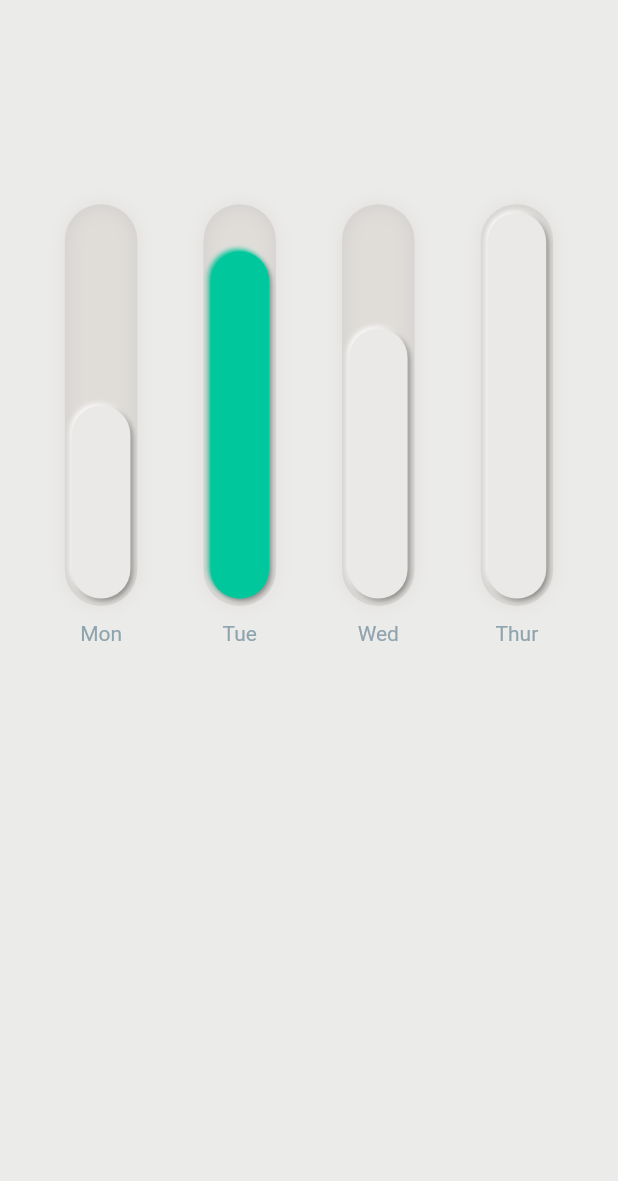
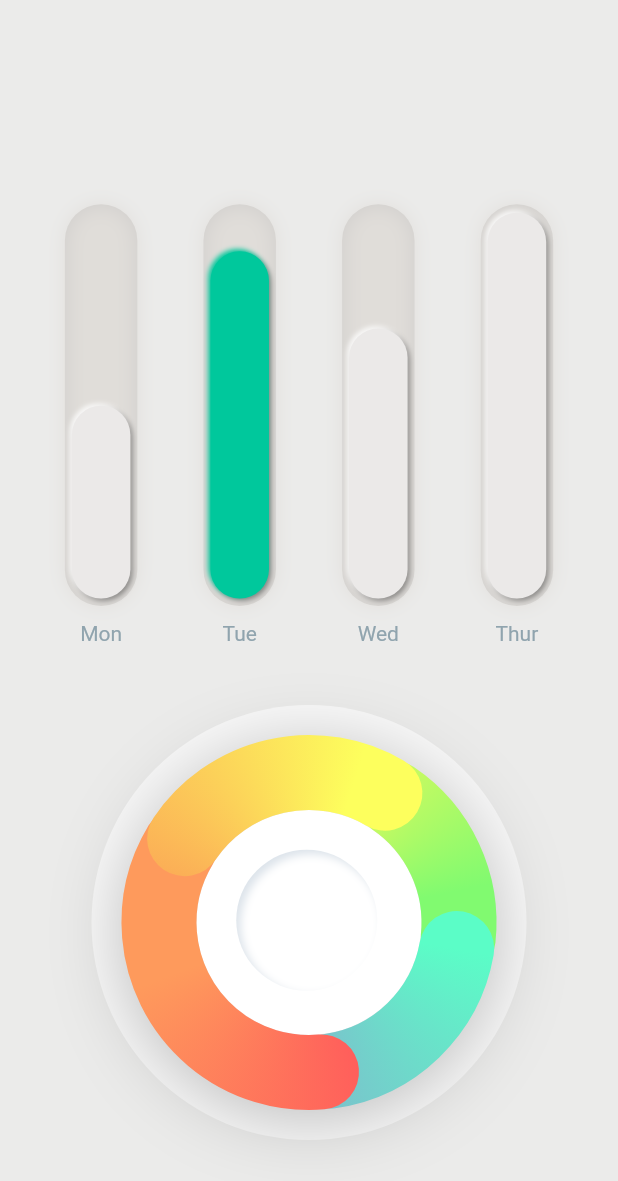
Before and after one commit to happyharis/neumorphic, a Flutter app: the screen it shows after launch, on a phone screen of 412 x 824 dp. Shown: the top 1181 px of the screen. Run offline on Flutter 3.47's test engine with Material 2 defaults, Android fonts, the phone set to English and light mode, and no system bars.

Commit message:
✨ Add neumorphic pie

```diff
--- a/lib/main.dart
+++ b/lib/main.dart
@@ -1,5 +1,6 @@
 import 'package:flutter/material.dart';
 import 'package:neumorphism_web/neumorphic_bar.dart';
+import 'package:neumorphism_web/neumorphic_pie/neumorphic_pie.dart';
 
 void main() => runApp(MyApp());
 
@@ -7,11 +8,12 @@ class MyApp extends StatelessWidget {
   @override
   Widget build(BuildContext context) {
     return MaterialApp(
-      title: 'Neumorphic Bar',
+      title: 'Neumorphic Widgets',
       theme: ThemeData(
         primarySwatch: Colors.blue,
       ),
       home: MyHomePage(),
+      // home: GradientArcPainterDemo(),
     );
   }
 }
@@ -28,7 +30,26 @@ class _MyHomePageState extends State<MyHomePage> {
   Widget build(BuildContext context) {
     return Scaffold(
       backgroundColor: backgroundColor,
-      body: Row(
+      body: Column(
+        mainAxisSize: MainAxisSize.min,
+        children: <Widget>[
+          BarDays(),
+          SizedBox(height: 40),
+          NeumorphicPie(),
+        ],
+      ),
+    );
+  }
+}
+
+class BarDays extends StatelessWidget {
+  const BarDays({
+    Key key,
+  }) : super(key: key);
+
+  @override
+  Widget build(BuildContext context) {
+    return Row(
       mainAxisAlignment: MainAxisAlignment.spaceEvenly,
       children: <Widget>[
         NeumorphicBar(
@@ -57,7 +78,6 @@ class _MyHomePageState extends State<MyHomePage> {
           text: 'Thur',
         ),
       ],
-      ),
     );
   }
 }
--- a/lib/neumorphic_pie.dart
+++ b/lib/neumorphic_pie/middle_ring.dart
@@ -1,16 +1,16 @@
 import 'package:flutter/material.dart';
-import 'package:neumorphism_web/neumorphic_bar.dart';
+import 'package:neumorphism_web/neumorphic_pie/neumorphic_pie.dart';
 
-const num pieWidth = 400;
+class MiddleRing extends StatelessWidget {
+  final num pieWidth;
 
-class NeumorphicPie extends StatelessWidget {
+  const MiddleRing({Key key, @required this.pieWidth}) : super(key: key);
   @override
   Widget build(BuildContext context) {
     return Container(
       width: pieWidth,
       height: pieWidth,
       decoration: BoxDecoration(
-        color: exteriorShadow,
         borderRadius: BorderRadius.all(
           Radius.circular(pieWidth / 2),
         ),
@@ -41,7 +41,7 @@ class NeumorphicPie extends StatelessWidget {
                 ),
                 boxShadow: [
                   BoxShadow(
-                    offset: Offset(-2.5, -2.5),
+                    offset: Offset(-1.5, -1.5),
                     color: shadowColor,
                     spreadRadius: 2.0,
                     // blurRadius: 0,
@@ -49,7 +49,7 @@ class NeumorphicPie extends StatelessWidget {
                   BoxShadow(
                     offset: Offset(1.5, 1.5),
                     color: Colors.white,
-                    // spreadRadius: 2.0,
+                    spreadRadius: 2.0,
                     blurRadius: 4,
                   )
                 ],
@@ -61,6 +61,3 @@ class NeumorphicPie extends StatelessWidget {
     );
   }
 }
-
-final innerColor = Color.fromRGBO(233, 242, 249, 1);
-final shadowColor = Color.fromRGBO(220, 227, 234, 1);
--- /dev/null
+++ b/lib/neumorphic_pie/neumorphic_pie.dart
@@ -0,0 +1,120 @@
+import 'dart:math';
+import 'dart:ui';
+
+import 'package:flutter/material.dart';
+import 'package:neumorphism_web/neumorphic_pie/middle_ring.dart';
+import 'package:neumorphism_web/neumorphic_pie/progress_rings.dart';
+
+class NeumorphicPie extends StatelessWidget {
+  @override
+  Widget build(BuildContext context) {
+    return Container(
+      height: 290.0,
+      width: 290.0,
+      decoration: BoxDecoration(
+        shape: BoxShape.circle,
+        color: Colors.white70,
+      ),
+      child: Center(
+        child: Container(
+          height: 200.0,
+          width: 200.0,
+          decoration: BoxDecoration(
+            shape: BoxShape.circle,
+            boxShadow: [
+              BoxShadow(
+                color: Colors.grey.withOpacity(0.8),
+                spreadRadius: 20,
+                blurRadius: 45,
+                offset: Offset(0, 7), // changes position of shadow
+              ),
+            ],
+          ),
+          child: Stack(
+            children: <Widget>[
+              Center(
+                  child: MiddleRing(
+                pieWidth: 300.0,
+              )),
+              Transform.rotate(
+                angle: pi * 1.6,
+                child: CustomPaint(
+                  child: Center(),
+                  painter: ProgressRings(
+                    completedPercentage: 0.65,
+                    circleWidth: 50.0,
+                    gradient: greenGradient,
+                    gradientStartAngle: 0.0,
+                    gradientEndAngle: pi / 3,
+                    progressStartAngle: 1.85,
+                    lengthToRemove: 3,
+                  ),
+                ),
+              ),
+              Transform.rotate(
+                angle: pi / 1.8,
+                child: CustomPaint(
+                  child: Center(),
+                  painter: ProgressRings(
+                    completedPercentage: 0.20,
+                    circleWidth: 50.0,
+                    gradient: turqoiseGradient,
+                  ),
+                ),
+              ),
+              Transform.rotate(
+                angle: pi / 2.6,
+                child: CustomPaint(
+                  child: Center(),
+                  painter: ProgressRings(
+                    completedPercentage: 0.35,
+                    circleWidth: 50.0,
+                    gradient: redGradient,
+                    gradientStartAngle: 0.0,
+                    gradientEndAngle: pi / 2,
+                    progressStartAngle: 1.85,
+                  ),
+                ),
+              ),
+              Transform.rotate(
+                angle: pi * 1.1,
+                child: CustomPaint(
+                  child: Center(),
+                  painter: ProgressRings(
+                    completedPercentage: 0.24,
+                    circleWidth: 50.0,
+                    gradient: orangeGradient,
+                    gradientStartAngle: 0.0,
+                    gradientEndAngle: pi / 2,
+                    progressStartAngle: 1.85,
+                  ),
+                ),
+              ),
+            ],
+          ),
+        ),
+      ),
+    );
+  }
+}
+
+final innerColor = Color.fromRGBO(233, 242, 249, 1);
+final shadowColor = Color.fromRGBO(220, 227, 234, 1);
+
+const greenGradient = [
+  Color.fromRGBO(223, 250, 92, 1),
+  Color.fromRGBO(129, 250, 112, 1)
+];
+const turqoiseGradient = [
+  Color.fromRGBO(91, 253, 199, 1),
+  Color.fromRGBO(129, 182, 205, 1)
+];
+
+const redGradient = [
+  Color.fromRGBO(255, 93, 91, 1),
+  Color.fromRGBO(254, 154, 92, 1),
+];
+const orangeGradient = [
+  Color.fromRGBO(251, 173, 86, 1),
+  Color.fromRGBO(253, 255, 93, 1),
+];
--- /dev/null
+++ b/lib/neumorphic_pie/progress_rings.dart
@@ -0,0 +1,64 @@
+import 'dart:math';
+
+import 'package:flutter/material.dart';
+
+class ProgressRings extends CustomPainter {
+  /// From 0.0 to 1.0
+  final double completedPercentage;
+  final double circleWidth;
+  final List<Color> gradient;
+  final num gradientStartAngle;
+  final num gradientEndAngle;
+  final double progressStartAngle;
+  final double lengthToRemove;
+
+  ProgressRings({
+    this.completedPercentage,
+    this.circleWidth,
+    this.gradient,
+    this.gradientStartAngle = 3 * pi / 2,
+    this.gradientEndAngle = 4 * pi / 2,
+    this.progressStartAngle = 0,
+    this.lengthToRemove = 0,
+  });
+
+  @override
+  void paint(Canvas canvas, Size size) {
+    Offset center = Offset(size.width / 2, size.height / 2);
+    double radius = min(size.width / 2, size.height / 2);
+
+    double arcAngle = 2 * pi * (completedPercentage);
+
+    Rect boundingSquare = Rect.fromCircle(center: center, radius: radius);
+
+    paint(List<Color> colors,
+        {double startAngle = 0.0, double endAngle = pi * 2}) {
+      final Gradient gradient = SweepGradient(
+        startAngle: startAngle,
+        endAngle: endAngle,
+        colors: colors,
+      );
+
+      return Paint()
+        ..strokeCap = StrokeCap.round
+        ..style = PaintingStyle.stroke
+        ..strokeWidth = circleWidth
+        ..shader = gradient.createShader(boundingSquare);
+    }
+
+    canvas.drawArc(
+      boundingSquare,
+      -pi / 2 + progressStartAngle,
+      arcAngle - lengthToRemove,
+      false,
+      paint(
+        gradient,
+        startAngle: gradientStartAngle,
+        endAngle: gradientEndAngle,
+      ),
+    );
+  }
+
+  @override
+  bool shouldRepaint(CustomPainter painter) => true;
+}
```
Lines whose indentation alone changed are shown as unchanged.
